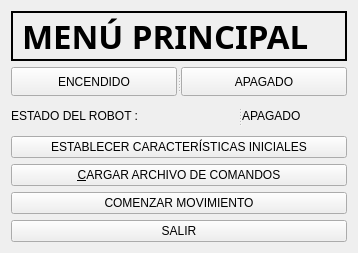
This is widget.ui in gonzafernan/robot-arm-qtsim as Qt 5 draws it before an edit. The edited form follows.
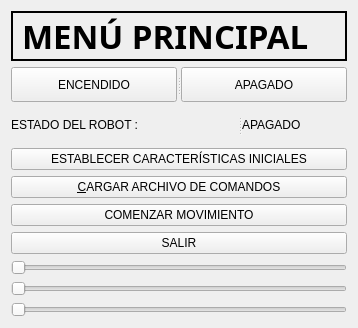
This is the edited form.

```diff
--- a/widget.ui
+++ b/widget.ui
@@ -7,7 +7,7 @@
     <x>0</x>
     <y>0</y>
     <width>358</width>
-    <height>253</height>
+    <height>328</height>
    </rect>
   </property>
   <property name="windowTitle">
@@ -100,6 +100,27 @@
      </property>
     </widget>
    </item>
+   <item>
+    <widget class="QSlider" name="gdl1">
+     <property name="orientation">
+      <enum>Qt::Horizontal</enum>
+     </property>
+    </widget>
+   </item>
+   <item>
+    <widget class="QSlider" name="gdl2">
+     <property name="orientation">
+      <enum>Qt::Horizontal</enum>
+     </property>
+    </widget>
+   </item>
+   <item>
+    <widget class="QSlider" name="gdl3">
+     <property name="orientation">
+      <enum>Qt::Horizontal</enum>
+     </property>
+    </widget>
+   </item>
   </layout>
  </widget>
  <layoutdefault spacing="6" margin="11"/>
```
